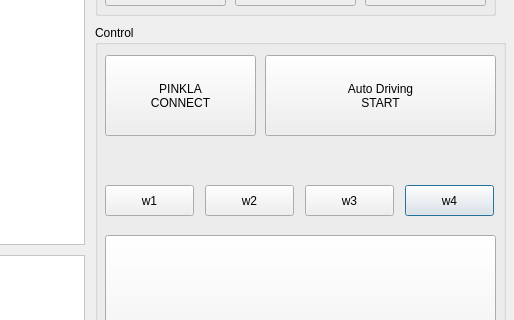
This is src/pinkla_qt/gui.ui in addinedu-ros-4th/deeplearning-repo-2 as Qt 5 draws it before an edit; both pictures show x 525 to 1039 and y 205 to 525 of the 1039 by 910 pixel window. The edited form follows.
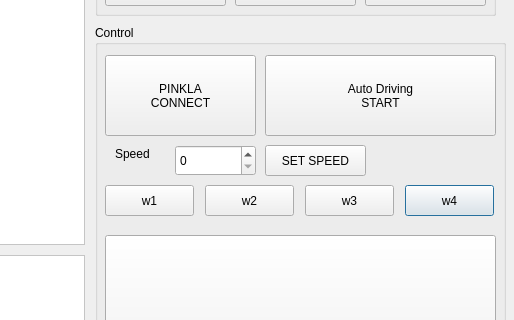
This is the edited form.

Commit message: speed control btn add

Patch:
```diff
--- a/src/pinkla_qt/gui.ui
+++ b/src/pinkla_qt/gui.ui
@@ -140,6 +140,42 @@
      <string>E-STOP</string>
     </property>
    </widget>
+   <widget class="QLabel" name="label">
+    <property name="geometry">
+     <rect>
+      <x>20</x>
+      <y>120</y>
+      <width>51</width>
+      <height>17</height>
+     </rect>
+    </property>
+    <property name="text">
+     <string>Speed</string>
+    </property>
+   </widget>
+   <widget class="QPushButton" name="btn_setspeed">
+    <property name="geometry">
+     <rect>
+      <x>170</x>
+      <y>120</y>
+      <width>101</width>
+      <height>31</height>
+     </rect>
+    </property>
+    <property name="text">
+     <string>SET SPEED</string>
+    </property>
+   </widget>
+   <widget class="QSpinBox" name="spin_speed">
+    <property name="geometry">
+     <rect>
+      <x>80</x>
+      <y>120</y>
+      <width>81</width>
+      <height>31</height>
+     </rect>
+    </property>
+   </widget>
   </widget>
   <widget class="QLabel" name="label_pixmap_2">
    <property name="geometry">
```
